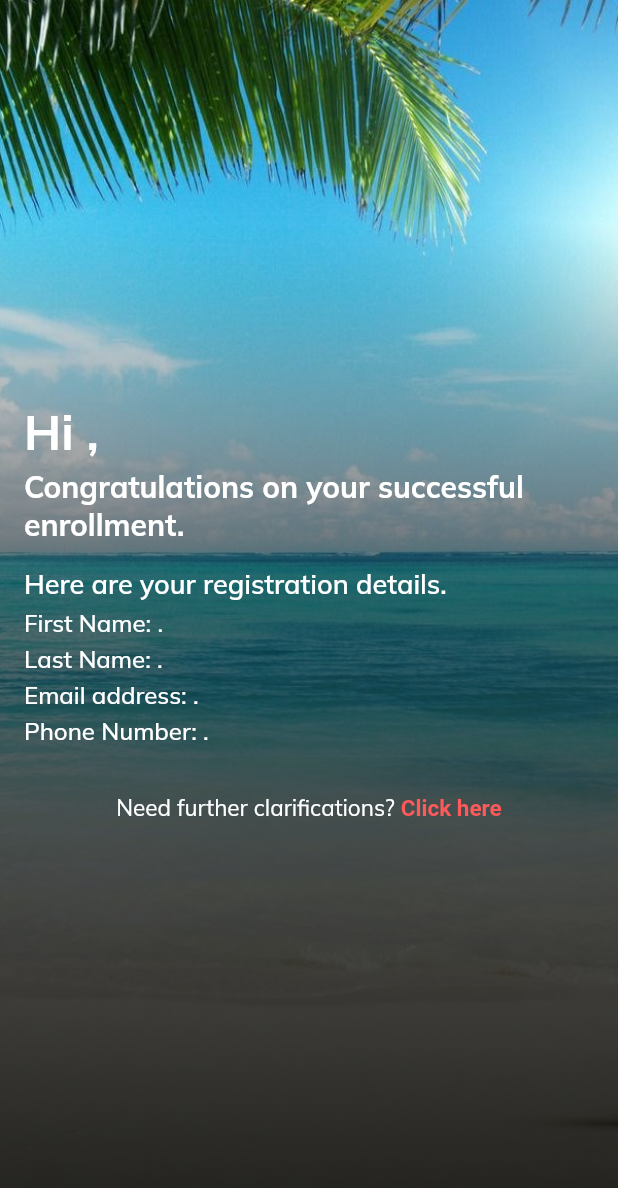
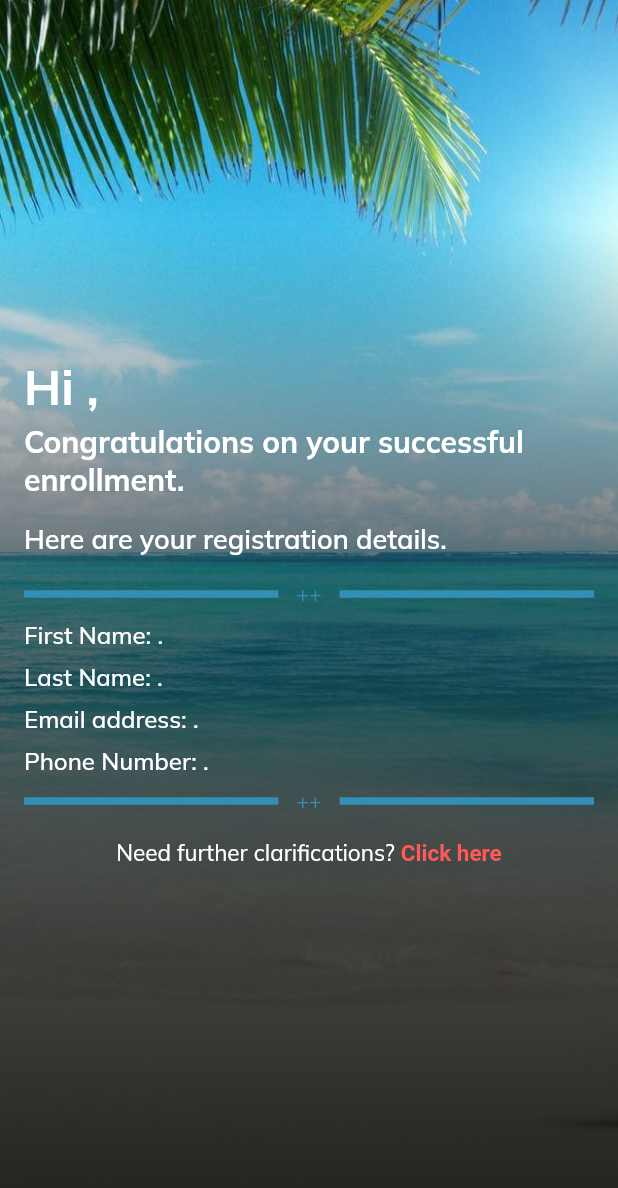
Before and after one commit to Blazebrain/hng_task2, a Flutter app: the OutputScreen screen opened directly with empty values, on a phone screen of 412 x 824 dp. Shown: the top 1188 px of the screen. Run offline on Flutter 3.47's test engine with Material 2 defaults, Android fonts, the phone set to English and light mode, and no system bars; our stand-ins replace google_fonts.

Commit message:
Updated UI

```diff
--- a/lib/main.dart
+++ b/lib/main.dart
@@ -1,6 +1,6 @@
 import 'package:flutter/material.dart';
 
-import 'track_specific_task/views/welcome_screen.dart';
+import 'track_specific_task/views/splashscreen.dart';
 
 void main() => runApp(MyApp());
 
@@ -9,7 +9,7 @@ class MyApp extends StatelessWidget {
   Widget build(BuildContext context) {
     return const MaterialApp(
       title: 'Material App',
-      home: WelcomeScreen(),
+      home: SplashScreen(),
     );
   }
 }
--- a/lib/track_specific_task/utilities/constants.dart
+++ b/lib/track_specific_task/utilities/constants.dart
@@ -17,9 +17,11 @@ const textBlack = Color(0xFF333333);
 const textWhite = Color(0xFFFFFFFF);
 const lightBlueTextfieldColor = Color(0xFFC3E0EC);
 const registerButtonColor = Color(0xFF338FB6);
+const splashScreenBackgroundColor = Color(0xFFCAEEFF);
 
 //* Image Assets
 const logoAsset = AssetImage('assets/hng_logo.png');
+const splashScreenImage = AssetImage('assets/splashscreen.png');
 
 //* Input Decoration
 const inputFieldDecoration = InputDecoration(
--- a/lib/track_specific_task/views/output_screen.dart
+++ b/lib/track_specific_task/views/output_screen.dart
@@ -1,6 +1,7 @@
 import 'package:flutter/gestures.dart';
 import 'package:flutter/material.dart';
 import 'package:google_fonts/google_fonts.dart';
+import 'package:hng_stage_2/track_specific_task/widgets/custom_divider.dart';
 
 import '../utilities/constants.dart';
 import '../view_models/output_screen_model.dart';
@@ -69,35 +70,39 @@ class OutputScreen extends StatelessWidget {
                   color: textWhite,
                   weight: FontWeight.w600,
                 ),
-                const SizedBox(height: 4),
+                const SizedBox(height: 16),
+                const CustomDivider(),
+                const SizedBox(height: 8),
                 CustomText(
                   'First Name: $firstName.',
                   size: 16,
                   color: textWhite,
                   weight: FontWeight.w500,
                 ),
-                const SizedBox(height: 4),
+                const SizedBox(height: 8),
                 CustomText(
                   'Last Name: $lastName.',
                   size: 16,
                   color: textWhite,
                   weight: FontWeight.w500,
                 ),
-                const SizedBox(height: 4),
+                const SizedBox(height: 8),
                 CustomText(
                   'Email address: $emailAddress.',
                   size: 16,
                   color: textWhite,
                   weight: FontWeight.w500,
                 ),
-                const SizedBox(height: 4),
+                const SizedBox(height: 8),
                 CustomText(
                   'Phone Number: $phoneNumber.',
                   size: 16,
                   color: textWhite,
                   weight: FontWeight.w500,
                 ),
-                const SizedBox(height: 32),
+                const SizedBox(height: 8),
+                const CustomDivider(),
+                const SizedBox(height: 16),
                 Center(
                   child: RichText(
                     text: TextSpan(
--- a/lib/track_specific_task/views/registration_screen.dart
+++ b/lib/track_specific_task/views/registration_screen.dart
@@ -7,6 +7,7 @@ import '../widgets/custom_button.dart';
 import '../widgets/custom_text.dart';
 import '../widgets/custom_textfield.dart';
 
+// ignore: must_be_immutable
 class RegistrationScreen extends StatelessWidget {
   RegistrationScreen({Key? key}) : super(key: key);
   RegScreenViewModel model = RegScreenViewModel();
--- /dev/null
+++ b/lib/track_specific_task/widgets/custom_divider.dart
@@ -0,0 +1,40 @@
+import 'package:flutter/material.dart';
+import '../utilities/constants.dart';
+
+import 'custom_text.dart';
+
+class CustomDivider extends StatelessWidget {
+  const CustomDivider({Key? key}) : super(key: key);
+
+  @override
+  Widget build(BuildContext context) {
+    return DividerTheme(
+      data: const DividerThemeData(
+        color: registerButtonColor,
+        thickness: 5.0,
+      ),
+      child: Row(
+        crossAxisAlignment: CrossAxisAlignment.center,
+        children: [
+          const Expanded(
+            child: Divider(
+              endIndent: 12,
+              // indent: 12,
+            ),
+          ),
+          const CustomText(
+            '++',
+            color: registerButtonColor,
+            size: 14,
+          ),
+          const Expanded(
+            child: Divider(
+              indent: 12,
+              // endIndent: 12,
+            ),
+          ),
+        ],
+      ),
+    );
+  }
+}
```
Also changed, not shown: lib/track_specific_task/view_models/splash_screen_view_model.dart (added, +17 -0 lines), lib/track_specific_task/views/splashscreen.dart (added, +56 -0 lines), assets/splashscreen.png (added), 1 other file.
